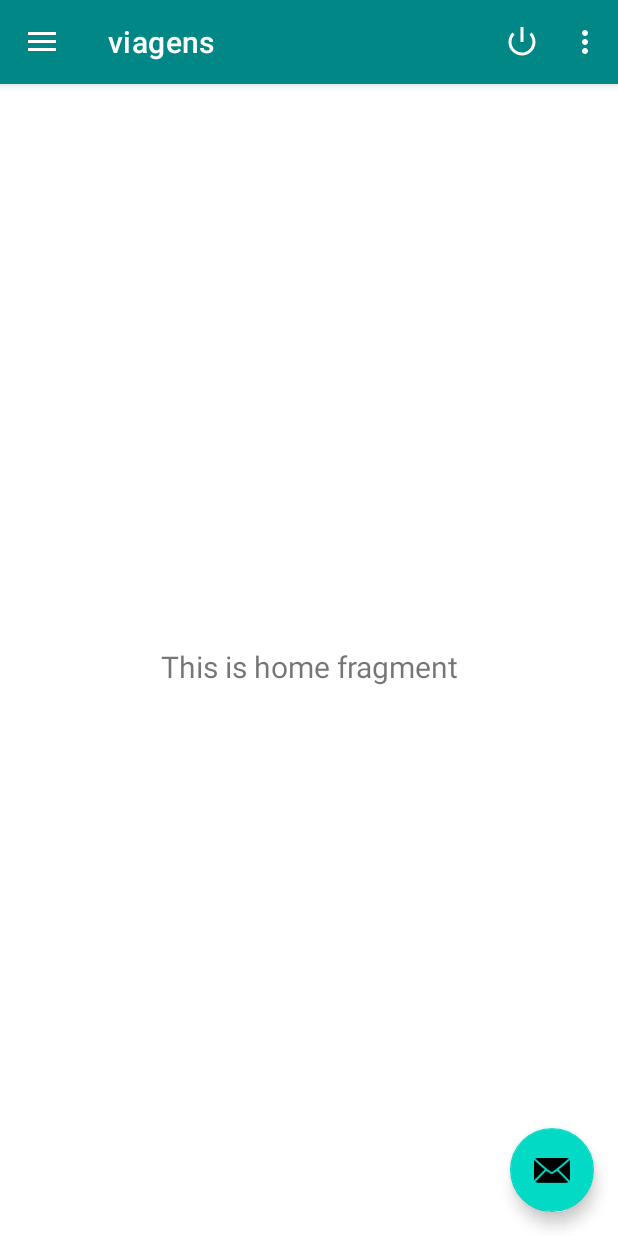
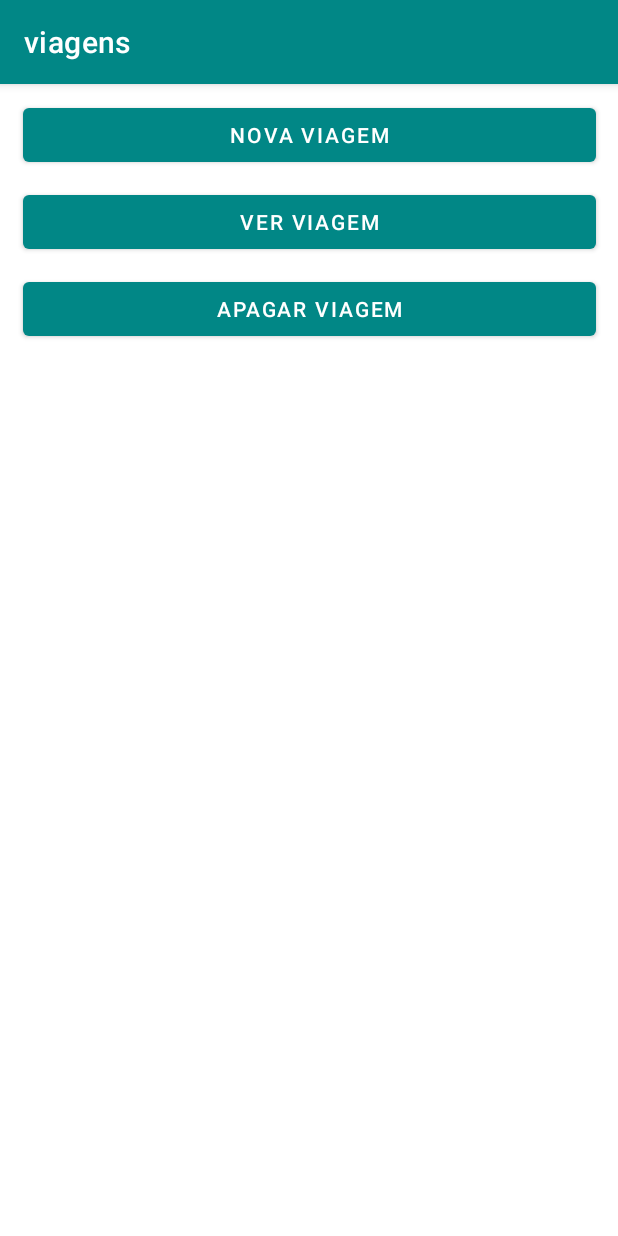
Before and after one commit to TelmoSalvado/viagens, an Android app: the screen it shows after launch once a user with an empty profile is signed in (MainActivity before the commit, ViagensActivity after it), in the side drawer, after a tap on "Viagem", on a phone screen of 412 x 824 dp. Run offline under Robolectric (Android 15) with nearby library versions, the phone set to English and light mode, and no system bars; our stand-ins replace Firebase (no records; nobody signed in at launch, a user with empty details on screens opened directly), navigation-ui.

Commit message:
Menu Viagens

```diff
--- a/app/src/main/AndroidManifest.xml
+++ b/app/src/main/AndroidManifest.xml
@@ -9,7 +9,8 @@
         android:roundIcon="@mipmap/ic_launcher_round"
         android:supportsRtl="true"
         android:theme="@style/Theme.Viagens">
-        <activity android:name=".EliminarPerfil"></activity>
+        <activity android:name=".ViagensActivity"></activity>
+        <activity android:name=".EliminarPerfil" />
         <activity android:name=".NovoPerfil" />
         <activity android:name=".VerPerfilActivity" />
         <activity android:name=".PerfilActivity" />
--- a/app/src/main/java/pt/ipg/viagens/MainActivity.java
+++ b/app/src/main/java/pt/ipg/viagens/MainActivity.java
@@ -101,10 +101,10 @@ public class MainActivity extends AppCompatActivity implements NavigationView.On
         }else if (id == R.id.nav_perfil) {
             Intent intent = new Intent(this, PerfilActivity.class);
             startActivity(intent);
-        /*} else if (id == R.id.nav_Consultas) {
-            Intent intent = new Intent(this, ConsultasMedicas.class);
+        } else if (id == R.id.nav_viagem) {
+            Intent intent = new Intent(this, ViagensActivity.class);
             startActivity(intent);
-        } else if (id == R.id.nav_Analises) {
+        /*} else if (id == R.id.nav_Analises) {
             Intent intent = new Intent(this, Analises.class);
             startActivity(intent);
         } else if (id == R.id.nav_acerca) {
--- /dev/null
+++ b/app/src/main/java/pt/ipg/viagens/ViagensActivity.java
@@ -0,0 +1,14 @@
+package pt.ipg.viagens;
+
+import androidx.appcompat.app.AppCompatActivity;
+
+import android.os.Bundle;
+
+public class ViagensActivity extends AppCompatActivity {
+
+    @Override
+    protected void onCreate(Bundle savedInstanceState) {
+        super.onCreate(savedInstanceState);
+        setContentView(R.layout.activity_viagens);
+    }
+}
--- /dev/null
+++ b/app/src/main/res/layout/activity_viagens.xml
@@ -0,0 +1,45 @@
+<?xml version="1.0" encoding="utf-8"?>
+<androidx.constraintlayout.widget.ConstraintLayout xmlns:android="http://schemas.android.com/apk/res/android"
+    xmlns:app="http://schemas.android.com/apk/res-auto"
+    xmlns:tools="http://schemas.android.com/tools"
+    android:layout_width="match_parent"
+    android:layout_height="match_parent"
+    tools:context=".ViagensActivity">
+
+    <Button
+        android:id="@+id/buttonNovaViagem"
+        android:layout_width="382dp"
+        android:layout_height="wrap_content"
+        android:layout_marginStart="5dp"
+        android:layout_marginTop="10dp"
+        android:layout_marginEnd="5dp"
+        android:text="Nova Viagem"
+        app:layout_constraintEnd_toEndOf="parent"
+        app:layout_constraintStart_toStartOf="parent"
+        app:layout_constraintTop_toTopOf="parent" />
+
+    <Button
+        android:id="@+id/buttonVerViagem"
+        android:layout_width="382dp"
+        android:layout_height="wrap_content"
+        android:layout_marginStart="5dp"
+        android:layout_marginTop="10dp"
+        android:layout_marginEnd="5dp"
+        android:text="Ver Viagem"
+        app:layout_constraintEnd_toEndOf="parent"
+        app:layout_constraintStart_toStartOf="parent"
+        app:layout_constraintTop_toBottomOf="@+id/buttonNovaViagem" />
+
+    <Button
+        android:id="@+id/buttonApagarViagem"
+        android:layout_width="382dp"
+        android:layout_height="wrap_content"
+        android:layout_marginStart="5dp"
+        android:layout_marginTop="10dp"
+        android:layout_marginEnd="5dp"
+        android:text="Apagar Viagem"
+        app:layout_constraintEnd_toEndOf="parent"
+        app:layout_constraintStart_toStartOf="parent"
+        app:layout_constraintTop_toBottomOf="@+id/buttonVerViagem" />
+
+</androidx.constraintlayout.widget.ConstraintLayout>
```
